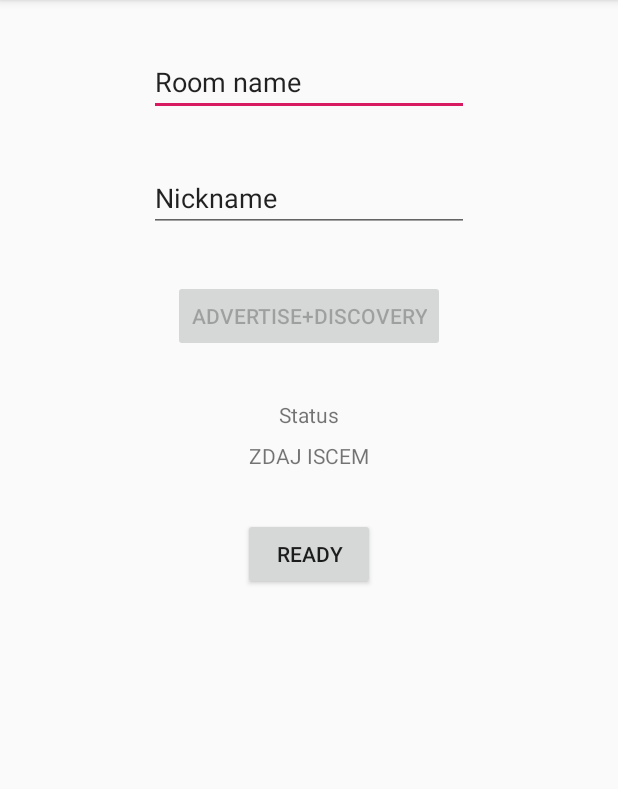
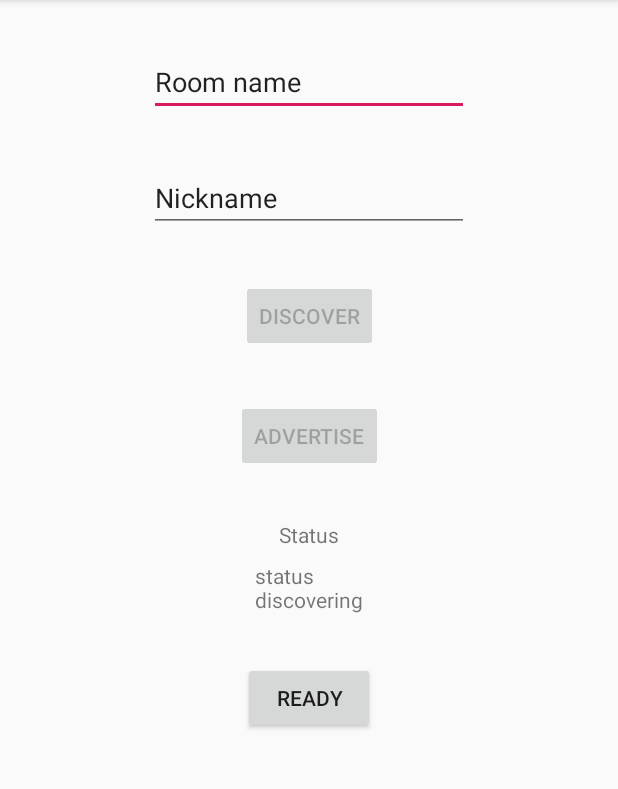
Before and after one commit to trollrar/DumButton, an Android app: the screen it shows after launch (MainActivity), after a tap on "READY", on a phone screen of 412 x 824 dp, the part 84-873 px from its top. Run offline under Robolectric (Android 15) with nearby library versions, the phone set to English and light mode, and no system bars; libraries missing offline, so code that uses them is left out: com.google.android.gms; 1 statement that could not run was skipped; 1 other tap on this screen came first.

Commit message:
Fix slow and no connecting

```diff
--- a/app/src/main/AndroidManifest.xml
+++ b/app/src/main/AndroidManifest.xml
@@ -19,7 +19,6 @@
         <activity android:name=".MainActivity">
             <intent-filter>
                 <action android:name="android.intent.action.MAIN"/>
-
                 <category android:name="android.intent.category.LAUNCHER"/>
             </intent-filter>
         </activity>
--- a/app/src/main/java/com/farikamo/dumbutton/MainActivity.kt
+++ b/app/src/main/java/com/farikamo/dumbutton/MainActivity.kt
@@ -1,6 +1,7 @@
 package com.farikamo.dumbutton
 
 import android.Manifest
+import android.annotation.SuppressLint
 import android.content.Context
 import android.content.pm.PackageManager
 import android.os.Build
@@ -59,19 +60,21 @@ class MainActivity : AppCompatActivity() {
         }
     }
 
-    private val endpointIds: MutableList<String> = mutableListOf()
+    private val endpointIds: MutableSet<String> = mutableSetOf()
     private val connectionLifecycleCallback = object : ConnectionLifecycleCallback() {
         override fun onConnectionInitiated(endpointId: String, connectionInfo: ConnectionInfo) {
             // Automatically accept the connection on both sides.
             connectionsClient.acceptConnection(endpointId, payloadCallback)
             endpointIds.add(endpointId);
-            setStatusText("onConnectionInitiated ${connectionInfo.endpointName}")
         }
 
         override fun onConnectionResult(endpointId: String, result: ConnectionResolution) {
             when (result.status.statusCode) {
                 ConnectionsStatusCodes.STATUS_OK -> {
-                    setStatusText("onConnectionResult ${result.status}")
+                    setStatusText("connected: ${endpointId}")
+
+                    connectionsClient.stopDiscovery()
+                    connectionsClient.stopAdvertising()
                 }
                 ConnectionsStatusCodes.STATUS_CONNECTION_REJECTED -> {
                 }
@@ -94,11 +97,11 @@ class MainActivity : AppCompatActivity() {
             // An endpoint was found. We request a connection to it.
             connectionsClient
                 .requestConnection(getUserNickname(), endpointId, connectionLifecycleCallback)
-                .addOnSuccessListener { unused: Void? ->
+                .addOnSuccessListener { unused ->
                     // We successfully requested a connection. Now both sides
                     // must accept before the connection is established.
                 }
-                .addOnFailureListener { e: Exception ->
+                .addOnFailureListener { e ->
                     // Nearby Connections failed to request the connection.
                 }
         }
@@ -112,12 +115,12 @@ class MainActivity : AppCompatActivity() {
         val advertisingOptions = AdvertisingOptions.Builder().setStrategy(STRATEGY).build()
         connectionsClient
             .startAdvertising(
-                getUserNickname(), packageName + getRoomName(), connectionLifecycleCallback, advertisingOptions
+                getUserNickname(), packageName, connectionLifecycleCallback, advertisingOptions
             )
-            .addOnSuccessListener { unused: Void? ->
+            .addOnSuccessListener { unused ->
                 // We're advertising!
             }
-            .addOnFailureListener { e: Exception ->
+            .addOnFailureListener { e ->
                 // We were unable to start advertising.
             }
     }
@@ -125,11 +128,11 @@ class MainActivity : AppCompatActivity() {
     private fun startDiscovery() {
         val discoveryOptions = DiscoveryOptions.Builder().setStrategy(STRATEGY).build()
         connectionsClient
-            .startDiscovery(packageName + getRoomName(), endpointDiscoveryCallback, discoveryOptions)
-            .addOnSuccessListener { unused: Void? ->
+            .startDiscovery(packageName, endpointDiscoveryCallback, discoveryOptions)
+            .addOnSuccessListener { unused ->
                 // We're discovering!
             }
-            .addOnFailureListener { e: Exception ->
+            .addOnFailureListener { e ->
                 // We're unable to start discovering.
             }
     }
@@ -142,12 +145,18 @@ class MainActivity : AppCompatActivity() {
         return txt_room_name.toString()
     }
 
-    /** Finds an opponent to play the game with using Nearby Connections.  */
-    fun findOpponent(view: View) {
+    fun discover(view: View) {
+        startDiscovery()
+        setStatusText("discovering")
+        btn_advrt.isEnabled = false
+        btn_discover.isEnabled = false
+    }
+
+    fun advertise(view: View) {
         startAdvertising()
-        startDiscovery()
-        setStatusText("ZDAJ ISCEM")
-        btn_advrt_discover.isEnabled = false
+        setStatusText("advertising")
+        btn_advrt.isEnabled = false
+        btn_discover.isEnabled = false
     }
 
     fun ready(view: View) {
@@ -158,13 +167,14 @@ class MainActivity : AppCompatActivity() {
         }
     }
 
+    @SuppressLint("SetTextI18n")
     fun setStatusText(status: String) {
-        txt_status.text = status
+        txt_status.text = txt_status.text.toString() + "\n" + status
     }
 
     companion object {
         private const val REQUEST_CODE_REQUIRED_PERMISSIONS = 1
-        private val STRATEGY = Strategy.P2P_STAR
+        private val STRATEGY = Strategy.P2P_CLUSTER
         private val REQUIRED_PERMISSIONS = arrayOf(
             Manifest.permission.BLUETOOTH,
             Manifest.permission.BLUETOOTH_ADMIN,
--- a/app/src/main/res/layout/activity_main.xml
+++ b/app/src/main/res/layout/activity_main.xml
@@ -27,19 +27,27 @@
             app:layout_constraintEnd_toEndOf="parent" android:layout_marginStart="8dp"
             app:layout_constraintStart_toStartOf="parent"/>
     <Button
-            android:text="Advertise+discovery"
-            android:onClick="findOpponent"
+            android:text="Discover"
+            android:onClick="discover"
             android:layout_width="wrap_content"
             android:layout_height="wrap_content"
-            android:id="@+id/btn_advrt_discover" android:layout_marginTop="32dp"
+            android:id="@+id/btn_advrt" android:layout_marginTop="32dp"
             app:layout_constraintTop_toBottomOf="@+id/txt_nickname" app:layout_constraintStart_toStartOf="parent"
+            android:layout_marginStart="8dp" app:layout_constraintEnd_toEndOf="parent" android:layout_marginEnd="8dp"/>
+    <Button
+            android:text="Advertise"
+            android:onClick="advertise"
+            android:layout_width="wrap_content"
+            android:layout_height="wrap_content"
+            android:id="@+id/btn_discover" android:layout_marginTop="32dp"
+            app:layout_constraintTop_toBottomOf="@+id/btn_advrt" app:layout_constraintStart_toStartOf="parent"
             android:layout_marginStart="8dp" app:layout_constraintEnd_toEndOf="parent" android:layout_marginEnd="8dp"/>
     <TextView
             android:text="Status"
             android:layout_width="wrap_content"
             android:layout_height="wrap_content"
             android:id="@+id/txt_status_title"
-            app:layout_constraintTop_toBottomOf="@+id/btn_advrt_discover" app:layout_constraintStart_toStartOf="parent"
+            app:layout_constraintTop_toBottomOf="@+id/btn_discover" app:layout_constraintStart_toStartOf="parent"
             android:layout_marginStart="8dp" app:layout_constraintEnd_toEndOf="parent" android:layout_marginEnd="8dp"
             android:layout_marginTop="32dp"/>
     <TextView
```
